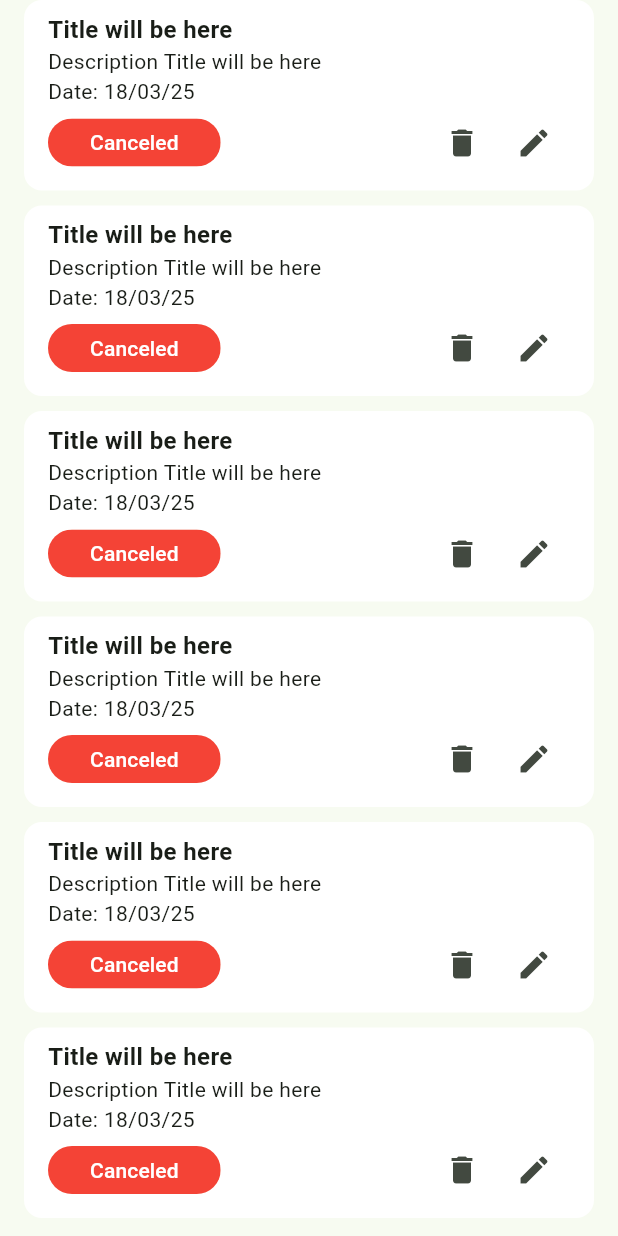
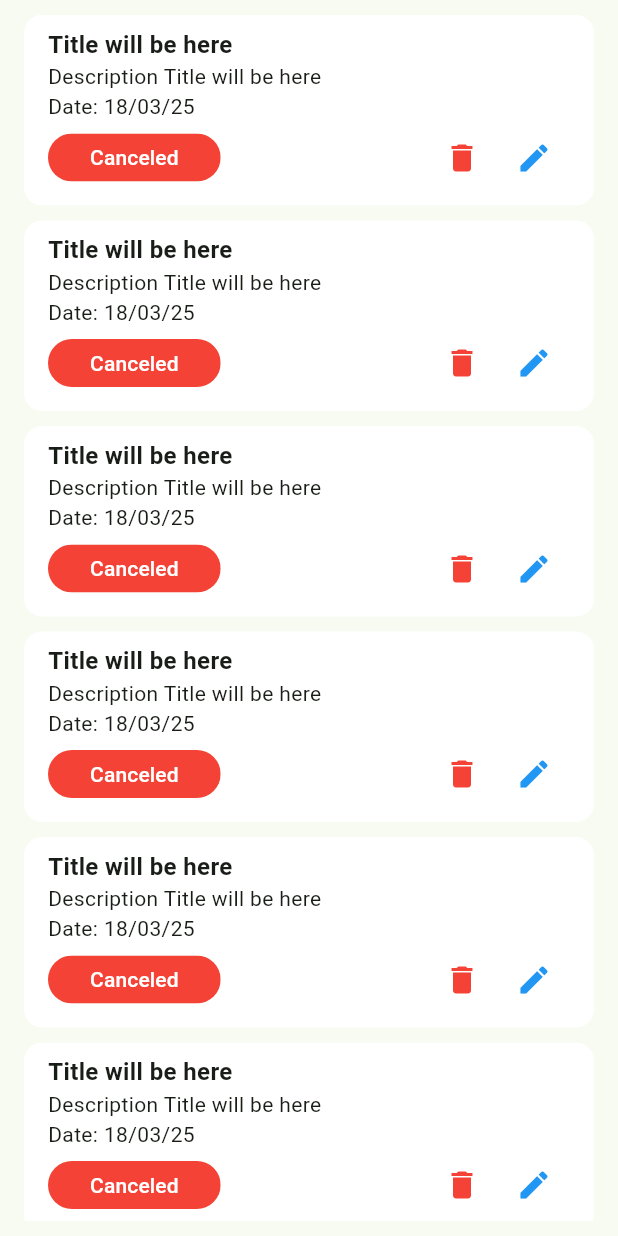
Before and after one commit to masumrashid/Task_Manager_Project, a Flutter app: the CanceledTaskScreen screen opened directly, on a phone screen of 412 x 824 dp. Run offline on Flutter 3.47's test engine with Material 3 defaults, Android fonts, the phone set to English and light mode, and no system bars; our stand-ins replace flutter_svg, pin_code_fields.

Commit message:
Module 15 UI Design Class 4

```diff
--- a/lib/ui/screens/canceled_task_screen.dart
+++ b/lib/ui/screens/canceled_task_screen.dart
@@ -12,7 +12,9 @@ class _CanceledTaskScreenState extends State<CanceledTaskScreen> {
   @override
   Widget build(BuildContext context) {
     return Scaffold(
-      body: Expanded(
+      body: Padding(
+        padding: const EdgeInsets.only(top: 10,bottom: 10),
+        child: Expanded(
           child: ListView.separated(
             itemCount: 6,
             // primary: false,
@@ -25,6 +27,7 @@ class _CanceledTaskScreenState extends State<CanceledTaskScreen> {
             ),
           ),
         ),
+      ),
     );
   }
 }
--- a/lib/ui/widgets/task_card.dart
+++ b/lib/ui/widgets/task_card.dart
@@ -42,8 +42,8 @@ class TaskCard extends StatelessWidget {
                   side: BorderSide.none,
                 ),
                 const Spacer(),
-                IconButton(onPressed: () {}, icon: Icon(Icons.delete)),
-                IconButton(onPressed: () {}, icon: Icon(Icons.edit)),
+                IconButton(onPressed: () {}, icon: Icon(Icons.delete,color: Colors.red,)),
+                IconButton(onPressed: () {}, icon: Icon(Icons.edit,color: Colors.blue,)),
               ],
             )
           ],
```
Lines whose indentation alone changed are shown as unchanged.
